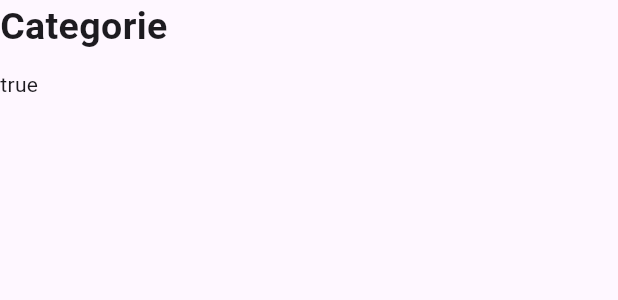
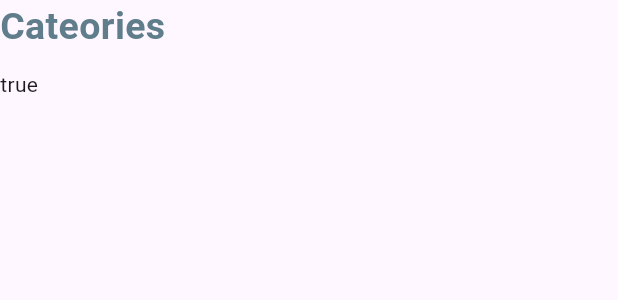
Before and after one commit to pascovich/first_step_in_flutter, a Flutter app: the CategorieWidget2 widget shown alone on an empty page, opened directly, on a phone screen of 412 x 824 dp. Shown: the top 300 px of the screen. Run offline on Flutter 3.47's test engine with Material 3 defaults, Android fonts, the phone set to English and light mode, and no system bars; our stand-ins replace dio.

Commit message:
categorie widget

```diff
--- a/lib/components/Categorie_widget2.dart
+++ b/lib/components/Categorie_widget2.dart
@@ -31,8 +31,11 @@ class _CategorieWidget2State extends State<CategorieWidget2> {
         crossAxisAlignment: CrossAxisAlignment.start,
         children: [
           const Text(
-            'Categorie',
-            style: TextStyle(fontSize: 25, fontWeight: FontWeight.bold),
+            'Cateories',
+            style: TextStyle(
+                fontSize: 25,
+                fontWeight: FontWeight.bold,
+                color: Colors.blueGrey),
           ),
           const SizedBox(
             height: 10,
--- a/lib/components/Event_widget.dart
+++ b/lib/components/Event_widget.dart
@@ -1,3 +1,4 @@
+// ignore: file_names
 import 'package:flutter/material.dart';
 import 'package:flutter_app/services/product_service.dart';
 
--- a/lib/pages/events_page.dart
+++ b/lib/pages/events_page.dart
@@ -3,6 +3,7 @@ import 'package:flutter_app/components/Event_widget.dart';
 import 'package:flutter_app/pages/events_details.dart';
 import 'package:flutter_app/components/Hero_widget.dart';
 import 'package:flutter_app/components/Categorie_widget2.dart';
+import 'package:flutter_app/components/Categorie_widget.dart';
 
 class EventsPage extends StatefulWidget {
   const EventsPage({super.key});
@@ -56,7 +57,7 @@ class _EventsPageState extends State<EventsPage> {
               padding: EdgeInsets.all(8.0),
               child: HeroWidget(),
             ),
-            Padding(padding: EdgeInsets.all(3.0), child: CategorieWidget2()),
+            Padding(padding: EdgeInsets.all(3.0), child: CategorieWidget()),
             Padding(padding: EdgeInsets.only(left: 3.0), child: EventWidget()),
           ],
         ));
--- a/lib/services/product_service.dart
+++ b/lib/services/product_service.dart
@@ -57,30 +57,42 @@ class ProductService {
       "category_id": "zzz"
     }
   ];
+  List categoriesok = [
+    {
+      "id": "1",
+      "name": "conference",
+      "description": "conf",
+    },
+    {
+      "id": "2",
+      "name": "seminaire",
+      "description": "conf",
+    },
+    {
+      "id": "3",
+      "name": "formation",
+      "description": "conf",
+    },
+    {
+      "id": "4",
+      "name": "voyage",
+      "description": "conf",
+    },
+    {
+      "id": "5",
+      "name": "messe",
+      "description": "conf",
+    },
+  ];
   List getProducts() {
     return products;
   }
 
+  List getCategories() {
+    return categoriesok;
+  }
+
   static Future<List<CategoryModel>> categories() async {
-    // Future<List<CategoryModel>> categories() async {
-    // Simuler une opération asynchrone, comme une requête réseau
-    // await Future.delayed(const Duration(seconds: 1));
-    // final response  =  [
-    //   {
-    //   "id": 1,
-    //   "name": 'Technologie',
-    //   "description": 'Produits technologiques',
-    //   },
-    //   {
-    //   "id": 2,
-    //   "name": 'physique',
-    //   "description": 'Produits phys',
-    //   }
-    // ];
-    // Transformer la réponse en liste de catégories
-    //  print(response);
-    //  return response.toList();
-    // Retourner une liste de catégories
     CategoryModel c =
         CategoryModel(name: 'Technologie dd', description: 'Technologie');
     // print(jsonDecode(c.));
```
Also changed, not shown: lib/components/Categorie_widget.dart (+57 -18 lines).
